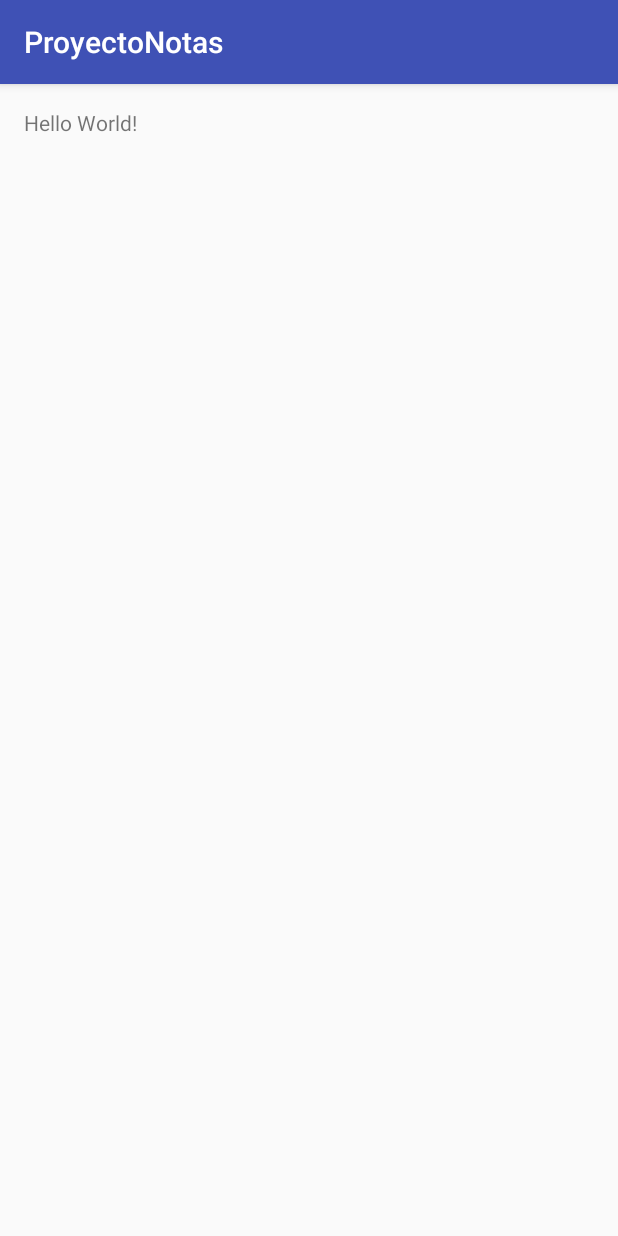
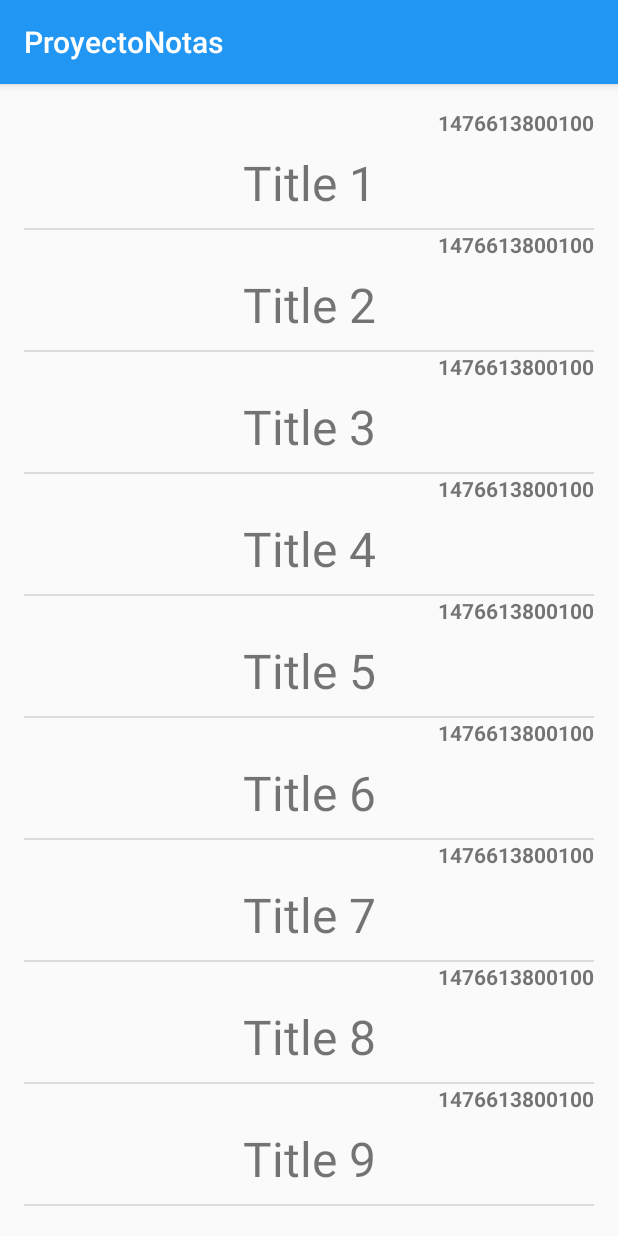
Before and after one commit to LuzGladys/Proyecto-Area51, an Android app: the screen it shows after launch (MainActivity), on a phone screen of 412 x 824 dp. Run offline under Robolectric (Android 15) with nearby library versions, the phone set to English and light mode, and no system bars.

Commit message:
FragmentList y FragmentContent incluidos.

```diff
--- /dev/null
+++ b/app/src/main/java/pe/glinares/proyectonotas/ListFragment.java
@@ -0,0 +1,113 @@
+package pe.glinares.proyectonotas;
+
+import android.content.Context;
+import android.os.Bundle;
+import android.support.annotation.Nullable;
+import android.support.v4.app.Fragment;
+import android.util.Log;
+import android.view.LayoutInflater;
+import android.view.View;
+import android.view.ViewGroup;
+import android.widget.AdapterView;
+import android.widget.ArrayAdapter;
+import android.widget.ListView;
+import android.widget.TextView;
+
+import java.util.ArrayList;
+import java.util.List;
+
+/**
+ * Created by ESTUDIO on 16/10/2016.
+ */
+public class ListFragment extends Fragment {
+
+    public static final String TAG = "ListFragment";
+
+    private ListView listViewItems;
+
+    private ListFragmentInterface listFragmentInterface;
+
+    @Nullable
+    @Override
+    public View onCreateView(LayoutInflater inflater, @Nullable ViewGroup container, @Nullable Bundle savedInstanceState) {
+        final View view = inflater.inflate(R.layout.fragment_list, container, false);
+        listViewItems = (ListView) view.findViewById(R.id.listview_items);
+        return view;
+    }
+
+    @Override
+    public void onActivityCreated(@Nullable Bundle savedInstanceState) {
+        super.onActivityCreated(savedInstanceState);
+        final NoteArrayAdapter noteArrayAdapter = new NoteArrayAdapter(getActivity(), createTestNotes(100));
+        listViewItems.setAdapter(noteArrayAdapter);
+        listViewItems.setOnItemClickListener(new AdapterView.OnItemClickListener() {
+            @Override
+            public void onItemClick(AdapterView<?> parent, View view, int position, long id) {
+                if (listFragmentInterface != null) {
+                    final Note note = ((NoteArrayAdapter) listViewItems.getAdapter()).getItem(position);
+                    listFragmentInterface.onNoteSelected(note);
+                }
+            }
+        });
+    }
+
+    public void setListFragmentInterface(ListFragmentInterface listFragmentInterface) {
+        this.listFragmentInterface = listFragmentInterface;
+    }
+
+    private List<Note> createTestNotes(final int size) {
+        final List<Note> notes = new ArrayList<>(size);
+        for (int i = 0; i < size; i++) {
+            final Note note = new Note(
+                    i + 1,
+                    "Title " + (i + 1),
+                    "This is the content of the note " + (i + 1) + ".",
+                    System.currentTimeMillis()
+            );
+            notes.add(note);
+        }
+        return notes;
+    }
+
+    public static class NoteArrayAdapter extends ArrayAdapter<Note> {
+
+        public static final String TAG = "NoteArrayAdapter";
+
+        NoteArrayAdapter(final Context context, final List<Note> notes) {
+            super(context, 0, notes);
+        }
+
+        private static class NoteViewHolder {
+            private TextView textViewDate;
+            private TextView textViewTitle;
+        }
+
+        @Override
+        public View getView(int position, View convertView, ViewGroup parent) {
+            Log.d(TAG, "getView() - position: " + position + "; convertView " + (convertView != null ? "!= null" : "== null"));
+            final View viewListElement;
+            final NoteViewHolder noteViewHolder;
+            if (convertView != null) {
+                viewListElement = convertView;
+                noteViewHolder = (NoteViewHolder) viewListElement.getTag();
+            } else {
+                final LayoutInflater layoutInflater = LayoutInflater.from(getContext());
+                viewListElement = layoutInflater.inflate(R.layout.element_note, parent, false);
+                noteViewHolder = new NoteViewHolder();
+                noteViewHolder.textViewDate = (TextView) viewListElement.findViewById(R.id.textview_date);
+                noteViewHolder.textViewTitle = (TextView) viewListElement.findViewById(R.id.textview_title);
+                viewListElement.setTag(noteViewHolder);
+            }
+            final Note note = getItem(position);
+            noteViewHolder.textViewDate.setText(String.valueOf(note.getCreationTimestamp()));
+            noteViewHolder.textViewTitle.setText(note.getTitle());
+            return viewListElement;
+        }
+    }
+
+    public interface ListFragmentInterface {
+
+        void onNoteSelected(final Note note);
+
+    }
+}
--- a/app/src/main/java/pe/glinares/proyectonotas/MainActivity.java
+++ b/app/src/main/java/pe/glinares/proyectonotas/MainActivity.java
@@ -1,13 +1,45 @@
 package pe.glinares.proyectonotas;
 
+import android.support.v4.app.Fragment;
+import android.support.v4.app.FragmentManager;
 import android.support.v7.app.AppCompatActivity;
 import android.os.Bundle;
 
-public class MainActivity extends AppCompatActivity {
+public class MainActivity extends AppCompatActivity implements ListFragment.ListFragmentInterface {
+
+    private FragmentManager fragmentManager;
+
+    private static final String LIST_FRAGMENT_TAG = "list_fragment";
+    private static final String CONTENT_FRAGMENT_TAG = "content_fragment";
 
     @Override
     protected void onCreate(Bundle savedInstanceState) {
         super.onCreate(savedInstanceState);
+
+        fragmentManager = getSupportFragmentManager();
         setContentView(R.layout.activity_main);
+
+        if (savedInstanceState == null) {
+            final ListFragment listFragment = new ListFragment();
+            fragmentManager
+                    .beginTransaction()
+                    .replace(R.id.container, listFragment, LIST_FRAGMENT_TAG)
+                    .commit();
+            listFragment.setListFragmentInterface(this);
+        } else {
+            final Fragment fragment = fragmentManager.findFragmentByTag(LIST_FRAGMENT_TAG);
+            if (fragment != null) {
+                ((ListFragment) fragment).setListFragmentInterface(this);
+            }
+        }
+    }
+
+    @Override
+    public void onNoteSelected(Note note) {
+        final ContentFragment contentFragment = ContentFragment.newInstance(note);
+        fragmentManager.beginTransaction()
+                .addToBackStack(null)
+                .replace(R.id.container, contentFragment, CONTENT_FRAGMENT_TAG)
+                .commit();
     }
 }
--- /dev/null
+++ b/app/src/main/java/pe/glinares/proyectonotas/Note.java
@@ -0,0 +1,35 @@
+package pe.glinares.proyectonotas;
+
+/**
+ * Created by ESTUDIO on 14/10/2016.
+ */
+public class Note {
+
+    private final long id;
+    private final String title;
+    private final String content;
+    private final long creationTimestamp;
+
+    public Note(long id, String title, String content, long creationTimestamp) {
+        this.id = id;
+        this.title = title;
+        this.content = content;
+        this.creationTimestamp = creationTimestamp;
+    }
+
+    public long getId() {
+        return id;
+    }
+
+    public String getTitle() {
+        return title;
+    }
+
+    public String getContent() {
+        return content;
+    }
+
+    public long getCreationTimestamp() {
+        return creationTimestamp;
+    }
+}
--- a/app/src/main/res/layout/activity_main.xml
+++ b/app/src/main/res/layout/activity_main.xml
@@ -1,16 +1,7 @@
 <?xml version="1.0" encoding="utf-8"?>
-<RelativeLayout xmlns:android="http://schemas.android.com/apk/res/android"
+<FrameLayout xmlns:android="http://schemas.android.com/apk/res/android"
     xmlns:tools="http://schemas.android.com/tools"
+    android:id="@+id/container"
     android:layout_width="match_parent"
     android:layout_height="match_parent"
-    android:paddingBottom="@dimen/activity_vertical_margin"
-    android:paddingLeft="@dimen/activity_horizontal_margin"
-    android:paddingRight="@dimen/activity_horizontal_margin"
-    android:paddingTop="@dimen/activity_vertical_margin"
-    tools:context="pe.glinares.proyectonotas.MainActivity">
-
-    <TextView
-        android:layout_width="wrap_content"
-        android:layout_height="wrap_content"
-        android:text="Hello World!" />
-</RelativeLayout>
+    tools:context=".MainActivity" />
--- /dev/null
+++ b/app/src/main/res/layout/element_note.xml
@@ -0,0 +1,24 @@
+<?xml version="1.0" encoding="utf-8"?>
+<LinearLayout xmlns:android="http://schemas.android.com/apk/res/android"
+    xmlns:tools="http://schemas.android.com/tools"
+    android:layout_width="match_parent"
+    android:layout_height="80dp"
+    android:orientation="vertical">
+
+    <TextView
+        android:id="@+id/textview_date"
+        android:layout_width="match_parent"
+        android:layout_height="wrap_content"
+        android:gravity="right"
+        android:textStyle="bold"
+        tools:text="15/09/2016" />
+
+    <TextView
+        android:id="@+id/textview_title"
+        android:layout_width="match_parent"
+        android:layout_height="match_parent"
+        android:gravity="center"
+        android:textSize="32sp"
+        tools:text="Note Title" />
+
+</LinearLayout>
--- /dev/null
+++ b/app/src/main/res/layout/fragment_list.xml
@@ -0,0 +1,9 @@
+<?xml version="1.0" encoding="utf-8"?>
+<ListView xmlns:android="http://schemas.android.com/apk/res/android"
+    android:id="@+id/listview_items"
+    android:layout_width="match_parent"
+    android:layout_height="match_parent"
+    android:paddingBottom="@dimen/activity_vertical_margin"
+    android:paddingLeft="@dimen/activity_horizontal_margin"
+    android:paddingRight="@dimen/activity_horizontal_margin"
+    android:paddingTop="@dimen/activity_vertical_margin" />
--- a/app/src/main/res/values/colors.xml
+++ b/app/src/main/res/values/colors.xml
@@ -1,6 +1,6 @@
 <?xml version="1.0" encoding="utf-8"?>
 <resources>
-    <color name="colorPrimary">#3F51B5</color>
+    <color name="colorPrimary">#2196F3</color>
     <color name="colorPrimaryDark">#303F9F</color>
     <color name="colorAccent">#FF4081</color>
 </resources>
```
Also changed, not shown: app/build.gradle (+4 -5 lines), app/src/main/java/pe/glinares/proyectonotas/ContentFragment.java (added, +52 -0 lines), app/src/main/res/layout/fragment_content.xml (added, +29 -0 lines), 3 other files.
